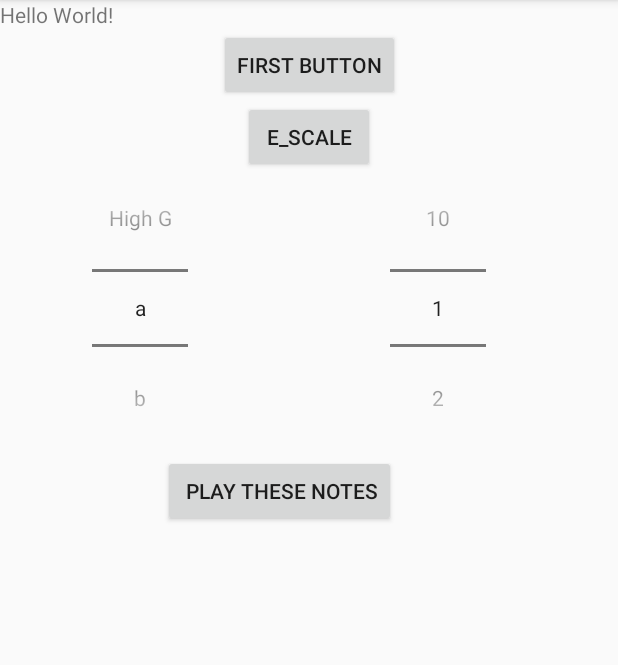
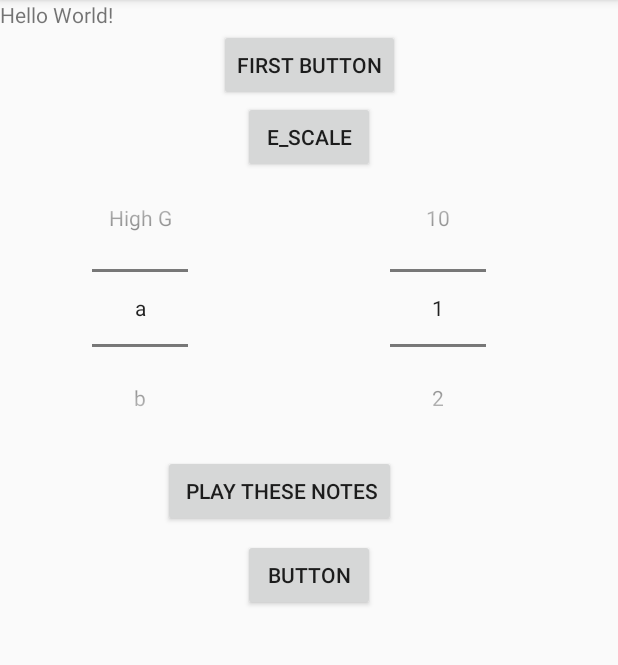
Before and after one commit to JasonB75/Synthizizer_Bald2win, an Android app: the screen it shows after launch (MainActivity), on a phone screen of 412 x 824 dp, the part 84-749 px from its top. Run offline under Robolectric (Android 15) with nearby library versions, the phone set to English and light mode, and no system bars.

Commit message:
MainEdited

```diff
--- a/app/src/main/java/com/superking75/synthizizer_baldwin/MainActivity.java
+++ b/app/src/main/java/com/superking75/synthizizer_baldwin/MainActivity.java
@@ -82,8 +82,10 @@ public class MainActivity extends AppCompatActivity {
           mpHighG= MediaPlayer.create(this, R.raw.scalehighg);*/
         final MediaPlayer[] noteList ={mpA, mpB, mpBb, mpC, mpCs, mpD, mpDs, mpE, mpF, mpFs,mpG, mpGs, mpHighE, mpHighFs, mpHighG};
         final int[] allNoteId = {R.raw.scalea,R.raw.scaleb,R.raw.scalebb,R.raw.scalec,R.raw.scalecs,R.raw.scaled,R.raw.scaleds,R.raw.scalee,R.raw.scalef,R.raw.scalefs,R.raw.scaleg,R.raw.scalegs,R.raw.scalehighe,R.raw.scalehighfs,R.raw.scalehighg};
+        final int[] noteIdListE = {R.raw.scalee,R.raw.scalefs,R.raw.scalegs,R.raw.scalea,R.raw.scaleb,R.raw.scalecs,R.raw.scaleds,R.raw.scalehighe};
+        //A, A, High E, High E, High F Sharp, High F Sharp, High E, D, D, C Sharp, C Sharp, B, B, A
+        final int[] twinkleList = {R.raw.scalea, R.raw.scalea, R.raw.scalehighe,R.raw.scalehighe,R.raw.scalehighfs,R.raw.scalehighfs,R.raw.scalehighe,R.raw.scaled,R.raw.scaled,R.raw.scalecs,R.raw.scaled,R.raw.scaleb,R.raw.scaleb,R.raw.scalea};
 
-        final int[] noteIdListE = {R.raw.scalee,R.raw.scalefs,R.raw.scalegs,R.raw.scalea,R.raw.scaleb,R.raw.scalecs,R.raw.scaleds,R.raw.scalehighe};
         mpt = new MediaPlayerThread(MainActivity.this);
 
         //fi
--- a/app/src/main/res/layout/activity_main.xml
+++ b/app/src/main/res/layout/activity_main.xml
@@ -62,4 +62,15 @@
         app:layout_constraintStart_toStartOf="parent"
         app:layout_constraintTop_toBottomOf="@id/button2" />
 
+    <Button
+        android:layout_width="wrap_content"
+        android:layout_height="wrap_content"
+        android:layout_marginStart="8dp"
+        android:layout_marginTop="8dp"
+        android:layout_marginEnd="8dp"
+        android:text="Button"
+        app:layout_constraintEnd_toEndOf="parent"
+        app:layout_constraintStart_toStartOf="parent"
+        app:layout_constraintTop_toBottomOf="@+id/noteNumberButton" />
+
 </android.support.constraint.ConstraintLayout>
```
